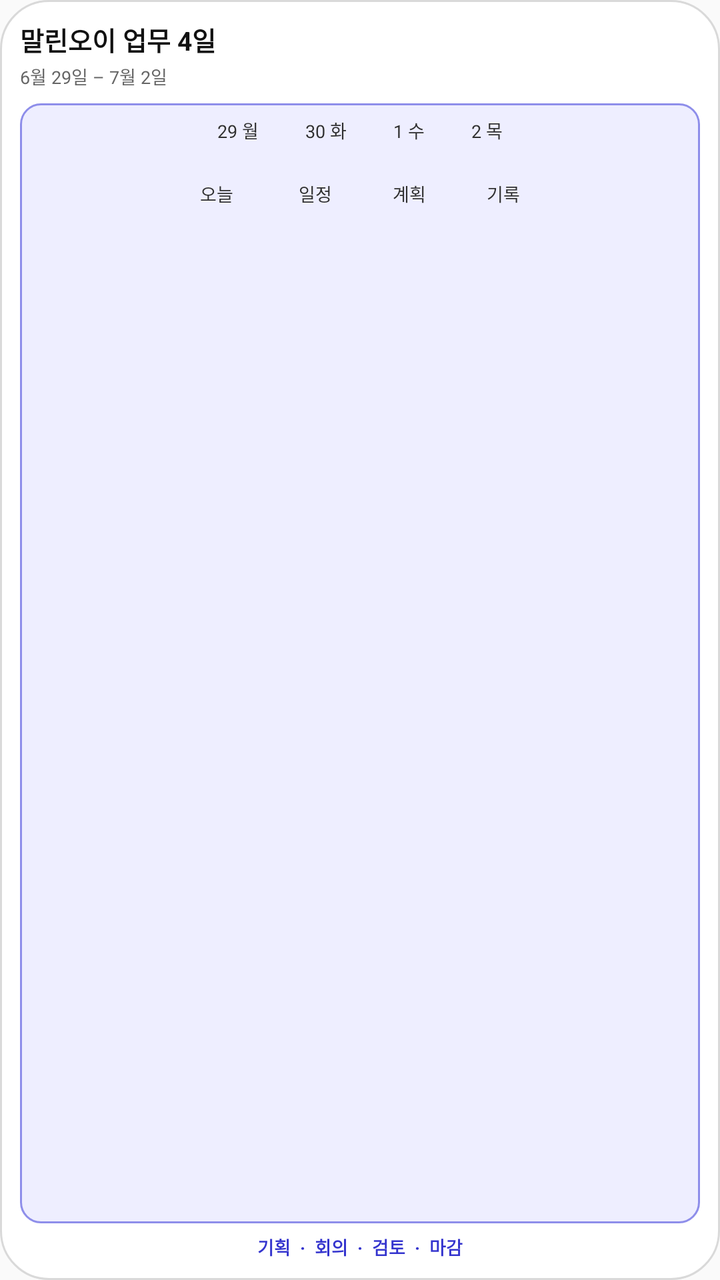
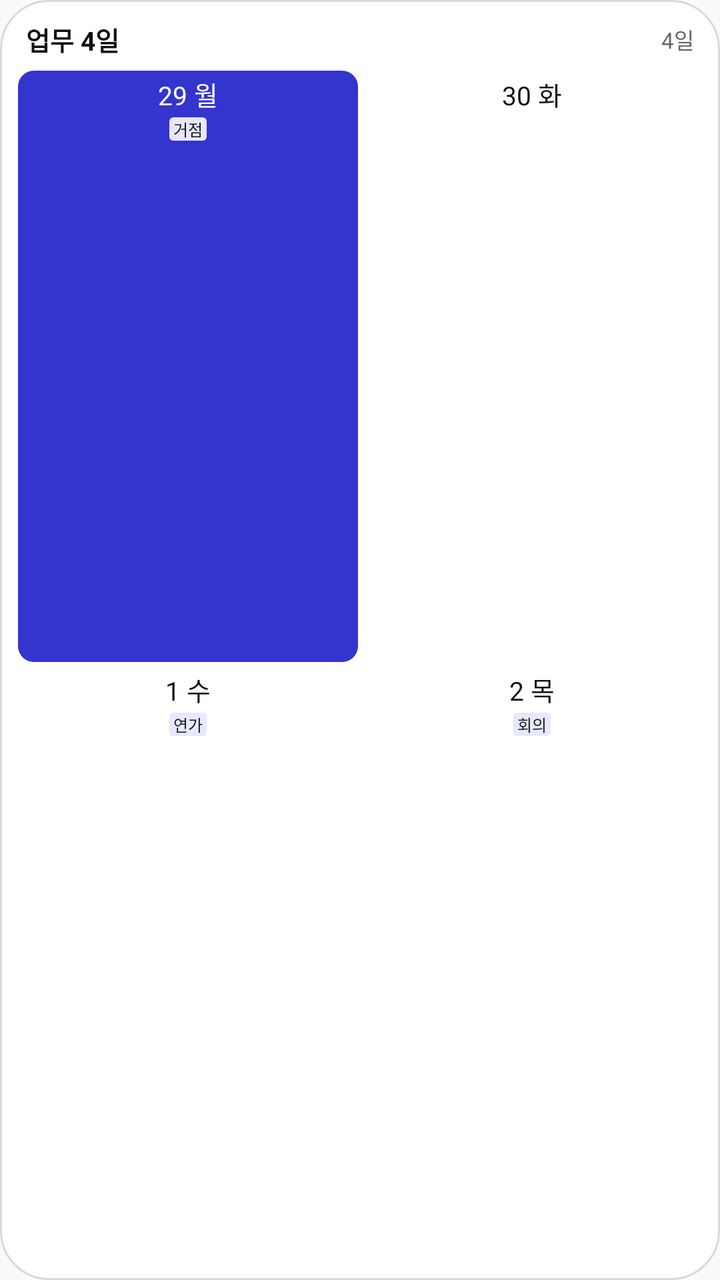

An Android layout rendered at two revisions. The XML below is the earlier revision; the diff shows what the commit changed to produce the second picture.
<!-- AndroidManifest.xml: application theme AppTheme -->
<!-- res/layout/widget_preview_work_four_days.xml -->
<?xml version="1.0" encoding="utf-8"?>
<LinearLayout xmlns:android="http://schemas.android.com/apk/res/android"
    android:layout_width="match_parent"
    android:layout_height="match_parent"
    android:background="@drawable/widget_background"
    android:orientation="vertical"
    android:padding="10dp">

    <TextView
        style="@style/MallinoiWidgetPreviewTitle"
        android:text="말린오이 업무 4일" />

    <TextView
        style="@style/MallinoiWidgetPreviewSubtitle"
        android:text="6월 29일 – 7월 2일" />

    <TextView
        style="@style/MallinoiWidgetPreviewBody"
        android:background="@drawable/widget_preview_grid_work"
        android:text="29 월          30 화          1 수          2 목\n\n오늘              일정             계획             기록" />

    <TextView
        style="@style/MallinoiWidgetPreviewSample"
        android:text="기획  ·  회의  ·  검토  ·  마감"
        android:textColor="#3434CE" />
</LinearLayout>
<!-- resources referenced by this layout -->
<resources>
  <!-- drawable widget_preview_grid_work (drawable) -->
  <?xml version="1.0" encoding="utf-8"?>
  <shape xmlns:android="http://schemas.android.com/apk/res/android">
      <solid android:color="#EEEEFF" />
      <stroke android:width="1dp" android:color="#8E8EEA" />
      <corners android:radius="10dp" />
  </shape>
  <style name="MallinoiWidgetPreviewBody">
          <item name="android:layout_width">match_parent</item>
          <item name="android:layout_height">0dp</item>
          <item name="android:layout_marginTop">7dp</item>
          <item name="android:layout_weight">1</item>
          <item name="android:gravity">top|center_horizontal</item>
          <item name="android:includeFontPadding">true</item>
          <item name="android:lineSpacingExtra">4dp</item>
          <item name="android:padding">7dp</item>
          <item name="android:textColor">#303030</item>
          <item name="android:textSize">9sp</item>
      </style>
  <style name="MallinoiWidgetPreviewSample">
          <item name="android:layout_width">match_parent</item>
          <item name="android:layout_height">wrap_content</item>
          <item name="android:layout_marginTop">5dp</item>
          <item name="android:ellipsize">end</item>
          <item name="android:gravity">center</item>
          <item name="android:singleLine">true</item>
          <item name="android:textSize">9sp</item>
          <item name="android:textStyle">bold</item>
      </style>
  <style name="MallinoiWidgetPreviewSubtitle">
          <item name="android:layout_width">match_parent</item>
          <item name="android:layout_height">wrap_content</item>
          <item name="android:layout_marginTop">2dp</item>
          <item name="android:textColor">#666666</item>
          <item name="android:textSize">9sp</item>
      </style>
  <style name="MallinoiWidgetPreviewTitle">
          <item name="android:layout_width">match_parent</item>
          <item name="android:layout_height">wrap_content</item>
          <item name="android:ellipsize">end</item>
          <item name="android:singleLine">true</item>
          <item name="android:textColor">#111111</item>
          <item name="android:textSize">13sp</item>
          <item name="android:textStyle">bold</item>
      </style>
  <style name="AppTheme" parent="Theme.AppCompat.Light.DarkActionBar">
          
          <item name="colorPrimary">@color/colorPrimary</item>
          <item name="colorPrimaryDark">@color/colorPrimaryDark</item>
          <item name="colorAccent">@color/colorAccent</item>
      </style>
  <color tools:ignore="UnusedResources" name="colorPrimary">#3F51B5</color>
  <color tools:ignore="UnusedResources" name="colorPrimaryDark">#303F9F</color>
  <color tools:ignore="UnusedResources" name="colorAccent">#FF4081</color>
  <!-- unchanged entries left out for length: 1 -->
</resources>

<!-- the commit's change to res/layout/widget_preview_work_four_days.xml (unified diff, before → after) -->
@@ -4,23 +4,90 @@
     android:layout_height="match_parent"
     android:background="@drawable/widget_background"
     android:orientation="vertical"
-    android:padding="10dp">
+    android:paddingLeft="8dp"
+    android:paddingTop="10dp"
+    android:paddingRight="8dp"
+    android:paddingBottom="10dp">
 
-    <TextView
-        style="@style/MallinoiWidgetPreviewTitle"
-        android:text="말린오이 업무 4일" />
+    <LinearLayout
+        android:layout_width="match_parent"
+        android:layout_height="wrap_content"
+        android:gravity="center_vertical"
+        android:orientation="horizontal"
+        android:paddingLeft="5dp"
+        android:paddingRight="5dp">
 
-    <TextView
-        style="@style/MallinoiWidgetPreviewSubtitle"
-        android:text="6월 29일 – 7월 2일" />
+        <TextView
+            style="@style/MallinoiWidgetPreviewTitle"
+            android:text="업무 4일" />
 
-    <TextView
-        style="@style/MallinoiWidgetPreviewBody"
-        android:background="@drawable/widget_preview_grid_work"
-        android:text="29 월          30 화          1 수          2 목\n\n오늘              일정             계획             기록" />
+        <TextView
+            style="@style/MallinoiWidgetPreviewSubtitle"
+            android:text="4일" />
+    </LinearLayout>
 
-    <TextView
-        style="@style/MallinoiWidgetPreviewSample"
-        android:text="기획  ·  회의  ·  검토  ·  마감"
-        android:textColor="#3434CE" />
+    <LinearLayout
+        android:layout_width="match_parent"
+        android:layout_height="0dp"
+        android:layout_marginTop="5dp"
+        android:layout_weight="1"
+        android:orientation="vertical">
+
+    <LinearLayout
+        style="@style/MallinoiWidgetPreviewRow">
+
+        <LinearLayout
+            style="@style/MallinoiWidgetPreviewDay"
+            android:background="@drawable/widget_today_work_background">
+
+            <TextView
+                style="@style/MallinoiWidgetPreviewDateFourDay"
+                android:text="29 월"
+                android:textColor="#FFFFFF" />
+
+            <TextView
+                style="@style/MallinoiWidgetPreviewChip"
+                android:background="@drawable/widget_preview_chip_work"
+                android:text="거점" />
+        </LinearLayout>
+
+        <LinearLayout
+            style="@style/MallinoiWidgetPreviewDay">
+
+            <TextView
+                style="@style/MallinoiWidgetPreviewDateFourDay"
+                android:text="30 화" />
+        </LinearLayout>
+    </LinearLayout>
+
+    <LinearLayout
+        style="@style/MallinoiWidgetPreviewRow">
+
+        <LinearLayout
+            style="@style/MallinoiWidgetPreviewDay">
+
+            <TextView
+                style="@style/MallinoiWidgetPreviewDateFourDay"
+                android:text="1 수" />
+
+            <TextView
+                style="@style/MallinoiWidgetPreviewChip"
+                android:background="@drawable/widget_preview_chip_work"
+                android:text="연가" />
+        </LinearLayout>
+
+        <LinearLayout
+            style="@style/MallinoiWidgetPreviewDay">
+
+            <TextView
+                style="@style/MallinoiWidgetPreviewDateFourDay"
+                android:text="2 목" />
+
+            <TextView
+                style="@style/MallinoiWidgetPreviewChip"
+                android:background="@drawable/widget_preview_chip_work"
+                android:text="회의" />
+        </LinearLayout>
+    </LinearLayout>
+    </LinearLayout>
 </LinearLayout>
<!-- resource entries referenced after the edit -->
@@ -1,44 +1,64 @@
 <!-- resources referenced by this layout -->
 <resources>
-  <!-- drawable widget_preview_grid_work (drawable) -->
+  <!-- drawable widget_preview_chip_work (drawable) -->
   <?xml version="1.0" encoding="utf-8"?>
   <shape xmlns:android="http://schemas.android.com/apk/res/android">
-      <solid android:color="#EEEEFF" />
-      <stroke android:width="1dp" android:color="#8E8EEA" />
-      <corners android:radius="10dp" />
+      <solid android:color="#E7E7FF" />
+      <corners android:radius="2dp" />
   </shape>
-  <style name="MallinoiWidgetPreviewBody">
+  <!-- drawable widget_today_work_background (drawable) -->
+  <?xml version="1.0" encoding="utf-8"?>
+  <shape xmlns:android="http://schemas.android.com/apk/res/android">
+      <solid android:color="#3434ce" />
+      <corners android:radius="8dp" />
+  </shape>
+  <style name="MallinoiWidgetPreviewChip">
+          <item name="android:layout_width">wrap_content</item>
+          <item name="android:layout_height">wrap_content</item>
+          <item name="android:layout_marginTop">2dp</item>
+          <item name="android:ellipsize">end</item>
+          <item name="android:gravity">center</item>
+          <item name="android:maxLines">1</item>
+          <item name="android:paddingLeft">2dp</item>
+          <item name="android:paddingRight">2dp</item>
+          <item name="android:singleLine">true</item>
+          <item name="android:textColor">#111111</item>
+          <item name="android:textSize">8sp</item>
+      </style>
+  <style name="MallinoiWidgetPreviewDateFourDay">
+          <item name="android:layout_width">match_parent</item>
+          <item name="android:layout_height">wrap_content</item>
+          <item name="android:gravity">center</item>
+          <item name="android:includeFontPadding">true</item>
+          <item name="android:textColor">#111111</item>
+          <item name="android:textSize">13sp</item>
+      </style>
+  <style name="MallinoiWidgetPreviewDay">
+          <item name="android:layout_width">0dp</item>
+          <item name="android:layout_height">match_parent</item>
+          <item name="android:layout_margin">1dp</item>
+          <item name="android:layout_weight">1</item>
+          <item name="android:background">@drawable/widget_day_background</item>
+          <item name="android:gravity">top|center_horizontal</item>
+          <item name="android:orientation">vertical</item>
+          <item name="android:padding">2dp</item>
+      </style>
+  <style name="MallinoiWidgetPreviewRow">
           <item name="android:layout_width">match_parent</item>
           <item name="android:layout_height">0dp</item>
-          <item name="android:layout_marginTop">7dp</item>
           <item name="android:layout_weight">1</item>
-          <item name="android:gravity">top|center_horizontal</item>
-          <item name="android:includeFontPadding">true</item>
-          <item name="android:lineSpacingExtra">4dp</item>
-          <item name="android:padding">7dp</item>
-          <item name="android:textColor">#303030</item>
-          <item name="android:textSize">9sp</item>
-      </style>
-  <style name="MallinoiWidgetPreviewSample">
-          <item name="android:layout_width">match_parent</item>
-          <item name="android:layout_height">wrap_content</item>
-          <item name="android:layout_marginTop">5dp</item>
-          <item name="android:ellipsize">end</item>
-          <item name="android:gravity">center</item>
-          <item name="android:singleLine">true</item>
-          <item name="android:textSize">9sp</item>
-          <item name="android:textStyle">bold</item>
+          <item name="android:orientation">horizontal</item>
       </style>
   <style name="MallinoiWidgetPreviewSubtitle">
-          <item name="android:layout_width">match_parent</item>
+          <item name="android:layout_width">wrap_content</item>
           <item name="android:layout_height">wrap_content</item>
-          <item name="android:layout_marginTop">2dp</item>
           <item name="android:textColor">#666666</item>
-          <item name="android:textSize">9sp</item>
+          <item name="android:textSize">11sp</item>
       </style>
   <style name="MallinoiWidgetPreviewTitle">
-          <item name="android:layout_width">match_parent</item>
+          <item name="android:layout_width">0dp</item>
           <item name="android:layout_height">wrap_content</item>
+          <item name="android:layout_weight">1</item>
           <item name="android:ellipsize">end</item>
           <item name="android:singleLine">true</item>
           <item name="android:textColor">#111111</item>
@@ -51,6 +71,12 @@
           <item name="colorPrimaryDark">@color/colorPrimaryDark</item>
           <item name="colorAccent">@color/colorAccent</item>
       </style>
+  <!-- drawable widget_day_background (drawable) -->
+  <?xml version="1.0" encoding="utf-8"?>
+  <shape xmlns:android="http://schemas.android.com/apk/res/android">
+      <solid android:color="#ffffff" />
+      <corners android:radius="8dp" />
+  </shape>
   <color tools:ignore="UnusedResources" name="colorPrimary">#3F51B5</color>
   <color tools:ignore="UnusedResources" name="colorPrimaryDark">#303F9F</color>
   <color tools:ignore="UnusedResources" name="colorAccent">#FF4081</color>
